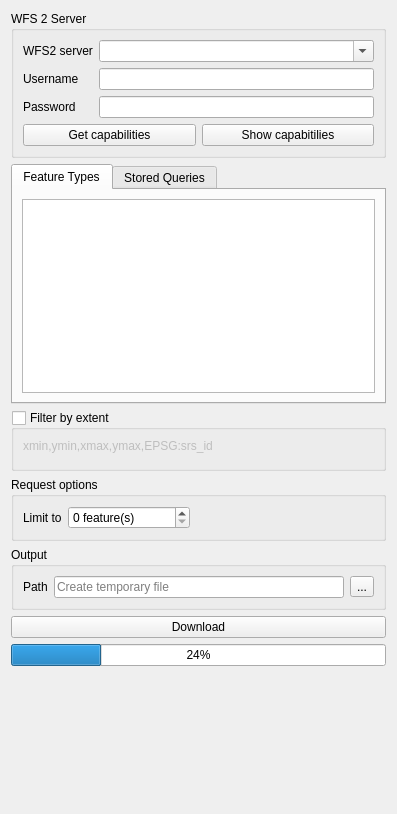
BRGM/gml_application_schema_toolbox, file gml_application_schema_toolbox/ui/download_wfs2_panel.ui: the form before one commit.
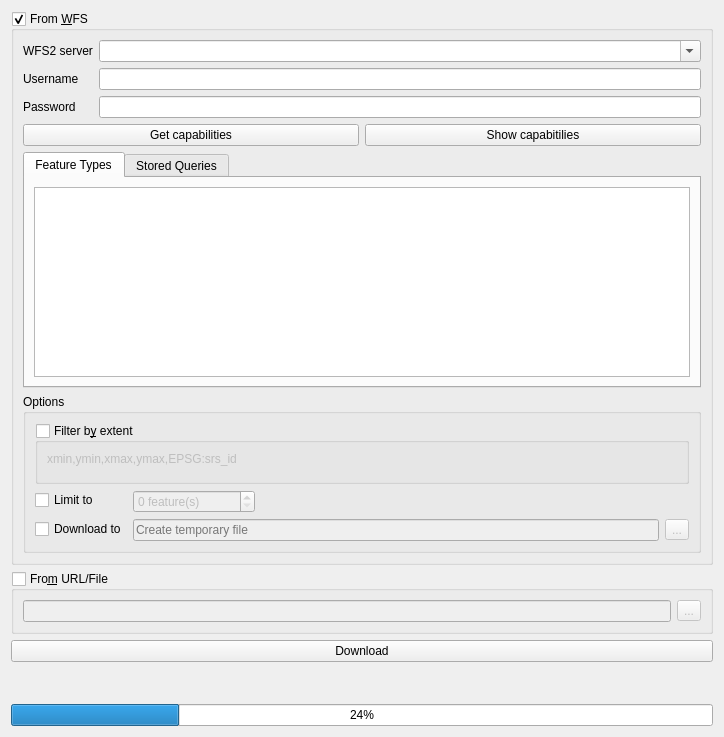
The form after the commit. Custom widgets are drawn as their Qt base class.

Commit message: Download panel: group options

```diff
--- a/gml_application_schema_toolbox/ui/download_wfs2_panel.ui
+++ b/gml_application_schema_toolbox/ui/download_wfs2_panel.ui
@@ -6,8 +6,8 @@
    <rect>
     <x>0</x>
     <y>0</y>
-    <width>397</width>
-    <height>814</height>
+    <width>724</width>
+    <height>737</height>
    </rect>
   </property>
   <property name="windowTitle">
@@ -17,7 +17,13 @@
    <item>
     <widget class="QGroupBox" name="groupBox_2">
      <property name="title">
-      <string>WFS 2 Server</string>
+      <string>From &amp;WFS</string>
+     </property>
+     <property name="checkable">
+      <bool>true</bool>
+     </property>
+     <property name="checked">
+      <bool>true</bool>
      </property>
      <layout class="QVBoxLayout" name="verticalLayout_3">
       <item>
@@ -95,9 +101,6 @@
         </item>
        </layout>
       </item>
-     </layout>
-    </widget>
-   </item>
    <item>
     <widget class="QTabWidget" name="datasetsTabWidget">
      <property name="currentIndex">
@@ -143,12 +146,18 @@
     </widget>
    </item>
    <item>
+       <widget class="QgsCollapsibleGroupBox" name="groupBox">
+        <property name="title">
+         <string>Options</string>
+        </property>
+        <layout class="QVBoxLayout" name="verticalLayout_2">
+         <item>
     <widget class="QGroupBox" name="bboxGroupBox">
      <property name="toolTip">
       <string>&lt;html&gt;&lt;head/&gt;&lt;body&gt;&lt;p&gt;Define an area of interest to download data from. The extent can be defined from map canvas.&lt;/p&gt;&lt;/body&gt;&lt;/html&gt;</string>
      </property>
      <property name="title">
-      <string>Filter by extent</string>
+            <string>Filter b&amp;y extent</string>
      </property>
      <property name="checkable">
       <bool>true</bool>
@@ -171,21 +180,9 @@
     </widget>
    </item>
    <item>
-    <widget class="QGroupBox" name="groupBox">
-     <property name="title">
-      <string>Request options</string>
-     </property>
-     <property name="checkable">
-      <bool>false</bool>
-     </property>
-     <layout class="QVBoxLayout" name="verticalLayout_2">
-      <item>
-       <layout class="QFormLayout" name="formLayout_5">
-        <property name="fieldGrowthPolicy">
-         <enum>QFormLayout::AllNonFixedFieldsGrow</enum>
-        </property>
+          <layout class="QFormLayout" name="formLayout_3">
         <item row="0" column="0">
-         <widget class="QLabel" name="label_10">
+            <widget class="QCheckBox" name="limitChkBox">
           <property name="text">
            <string>Limit to</string>
           </property>
@@ -195,6 +192,9 @@
          <layout class="QHBoxLayout" name="horizontalLayout_5">
           <item>
            <widget class="QSpinBox" name="featureLimitBox">
+               <property name="enabled">
+                <bool>false</bool>
+               </property>
             <property name="toolTip">
              <string>&lt;html&gt;&lt;head/&gt;&lt;body&gt;&lt;p&gt;Maximum number of features to download.&lt;/p&gt;&lt;/body&gt;&lt;/html&gt;</string>
             </property>
@@ -224,30 +224,20 @@
           </item>
          </layout>
         </item>
-       </layout>
-      </item>
-     </layout>
-    </widget>
-   </item>
-   <item>
-    <widget class="QGroupBox" name="outputGroupBox">
-     <property name="title">
-      <string>Output</string>
-     </property>
-     <layout class="QVBoxLayout" name="verticalLayout_4">
-      <item>
-       <layout class="QFormLayout" name="formLayout_2">
-        <item row="0" column="0">
-         <widget class="QLabel" name="outputPathLabel">
+           <item row="1" column="0">
+            <widget class="QCheckBox" name="downloadChkBox">
           <property name="text">
-           <string>Path</string>
+              <string>Download to</string>
           </property>
          </widget>
         </item>
-        <item row="0" column="1">
-         <layout class="QHBoxLayout" name="horizontalLayout_6">
+           <item row="1" column="1">
+            <layout class="QHBoxLayout" name="horizontalLayout_2">
           <item>
            <widget class="QLineEdit" name="outputPathLineEdit">
+               <property name="enabled">
+                <bool>false</bool>
+               </property>
             <property name="toolTip">
              <string>&lt;html&gt;&lt;head/&gt;&lt;body&gt;&lt;p&gt;The file downloaded will be saved in this location. If not set, a temporary file is created.&lt;/p&gt;&lt;/body&gt;&lt;/html&gt;</string>
             </property>
@@ -258,6 +248,9 @@
           </item>
           <item>
            <widget class="QToolButton" name="outputPathButton">
+               <property name="enabled">
+                <bool>false</bool>
+               </property>
             <property name="text">
              <string>...</string>
             </property>
@@ -266,6 +259,34 @@
          </layout>
         </item>
        </layout>
+         </item>
+        </layout>
+       </widget>
+      </item>
+     </layout>
+    </widget>
+   </item>
+   <item>
+    <widget class="QGroupBox" name="fromUrlGroup">
+     <property name="title">
+      <string>Fro&amp;m URL/File</string>
+     </property>
+     <property name="checkable">
+      <bool>true</bool>
+     </property>
+     <property name="checked">
+      <bool>false</bool>
+     </property>
+     <layout class="QHBoxLayout" name="horizontalLayout_3">
+      <item>
+       <widget class="QLineEdit" name="lineEdit_3"/>
+      </item>
+      <item>
+       <widget class="QToolButton" name="toolButton">
+        <property name="text">
+         <string>...</string>
+        </property>
+       </widget>
       </item>
      </layout>
     </widget>
@@ -277,13 +298,6 @@
      </property>
     </widget>
    </item>
-   <item>
-    <widget class="QProgressBar" name="downloadProgressBar">
-     <property name="value">
-      <number>24</number>
-     </property>
-    </widget>
-   </item>
    <item>
     <spacer name="verticalSpacer">
      <property name="orientation">
@@ -297,6 +311,13 @@
      </property>
     </spacer>
    </item>
+   <item>
+    <widget class="QProgressBar" name="downloadProgressBar">
+     <property name="value">
+      <number>24</number>
+     </property>
+    </widget>
+   </item>
   </layout>
  </widget>
  <customwidgets>
@@ -306,6 +327,12 @@
    <header>gml_application_schema_toolbox.gui.bbox_widget</header>
    <container>1</container>
   </customwidget>
+  <customwidget>
+   <class>QgsCollapsibleGroupBox</class>
+   <extends>QGroupBox</extends>
+   <header>qgis.gui</header>
+   <container>1</container>
+  </customwidget>
  </customwidgets>
  <resources/>
  <connections/>
```
Left out of the diff: 53 changed lines with no effect on the pictures. Lines whose indentation alone changed are shown as unchanged. The commit also changes 1 other file.
